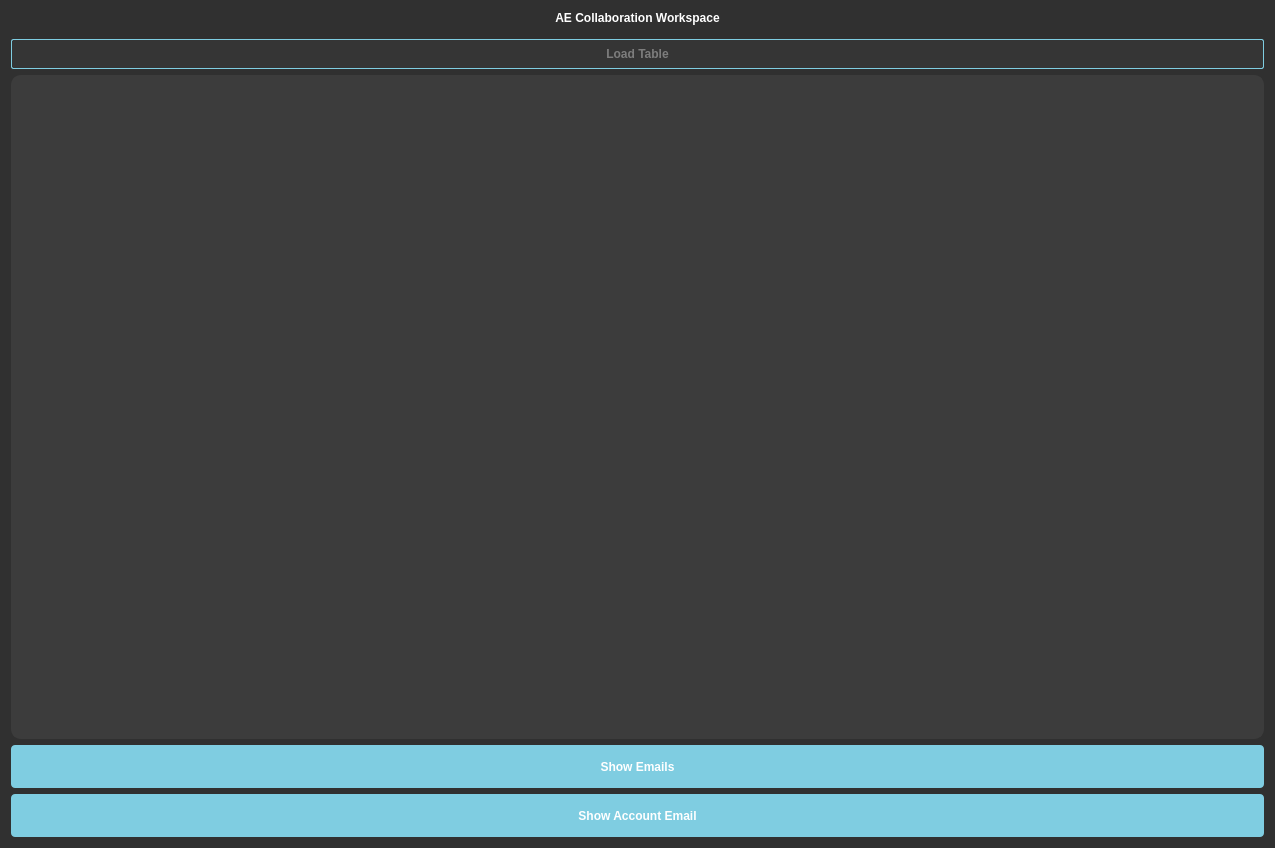
This is ae_window.ui in caiocardoso28/redesigned_app as Qt 5 draws it before an edit. The edited form follows.
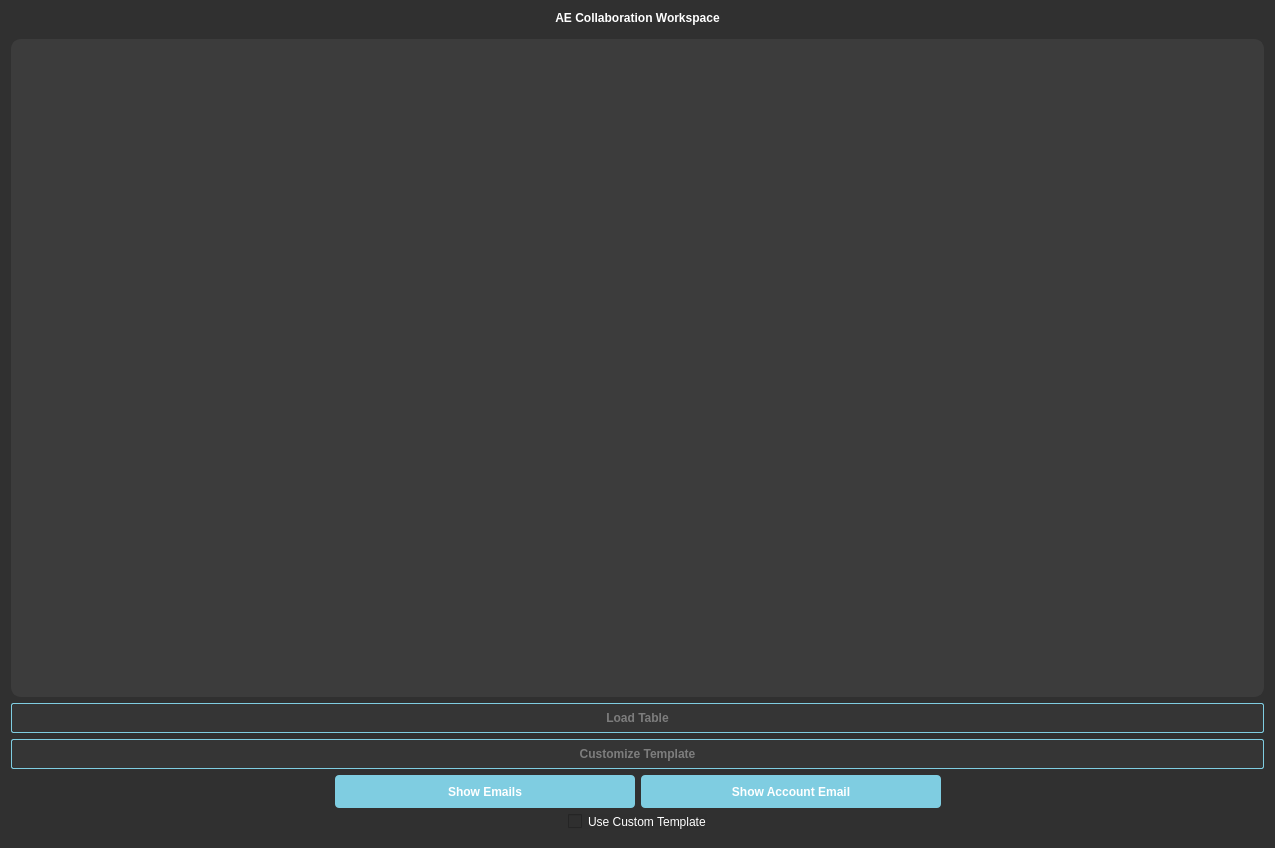
This is the edited form.

Commit message: Made some changes to the UI & templating

```diff
--- a/ae_window.ui
+++ b/ae_window.ui
@@ -252,40 +252,6 @@
      </property>
     </widget>
    </item>
-   <item>
-    <widget class="QPushButton" name="pushButton_2">
-     <property name="styleSheet">
-      <string notr="true">QPushButton {
-    background-color: rgb(53, 53, 53);
-    color: rgb(125, 125, 125);
-    border: 1px solid #7fcde1;
-    border-radius: 2px;
-    padding: 4px;
-    font: 10pt &quot;Arial&quot;;
-    height: 20px;
-    
-    
-    
-}
-
-/* Add a hover effect to buttons */
-QPushButton:hover {
-    background: rgb(71, 71, 71);
-    font: rgb(204, 204, 204);
-    color: #ffffff
-}
-
-/* Add a pressed effect to buttons */
-QPushButton:pressed {
-    background: qlineargradient(x1: 0, y1: 0, x2: 0, y2: 1,
-    stop: 0 #ff9d00, stop: 1 #ffb900);
-}</string>
-     </property>
-     <property name="text">
-      <string>Load Table</string>
-     </property>
-    </widget>
-   </item>
    <item>
     <widget class="QTableWidget" name="tableWidget">
      <property name="selectionBehavior">
@@ -309,19 +275,122 @@
     </widget>
    </item>
    <item>
-    <widget class="QPushButton" name="pushButton">
+    <widget class="QPushButton" name="pushButton_2">
+     <property name="styleSheet">
+      <string notr="true">QPushButton {
+    background-color: rgb(53, 53, 53);
+    color: rgb(125, 125, 125);
+    border: 1px solid #7fcde1;
+    border-radius: 2px;
+    padding: 4px;
+    font: 10pt &quot;Arial&quot;;
+    height: 20px;
+    
+    
+    
+}
+
+/* Add a hover effect to buttons */
+QPushButton:hover {
+    background: rgb(71, 71, 71);
+    font: rgb(204, 204, 204);
+    color: #ffffff
+}
+
+/* Add a pressed effect to buttons */
+QPushButton:pressed {
+    background: qlineargradient(x1: 0, y1: 0, x2: 0, y2: 1,
+    stop: 0 #ff9d00, stop: 1 #ffb900);
+}</string>
+     </property>
      <property name="text">
-      <string>Show Emails</string>
+      <string>Load Table</string>
      </property>
     </widget>
    </item>
    <item>
-    <widget class="QPushButton" name="pushButton_3">
+    <widget class="QPushButton" name="pushButton_4">
      <property name="styleSheet">
-      <string notr="true"/>
+      <string notr="true">QPushButton {
+    background-color: rgb(53, 53, 53);
+    color: rgb(125, 125, 125);
+    border: 1px solid #7fcde1;
+    border-radius: 2px;
+    padding: 4px;
+    font: 10pt &quot;Arial&quot;;
+    height: 20px;
+    
+    
+    
+}
+
+/* Add a hover effect to buttons */
+QPushButton:hover {
+    background: rgb(71, 71, 71);
+    font: rgb(204, 204, 204);
+    color: #ffffff
+}
+
+/* Add a pressed effect to buttons */
+QPushButton:pressed {
+    background: qlineargradient(x1: 0, y1: 0, x2: 0, y2: 1,
+    stop: 0 #ff9d00, stop: 1 #ffb900);
+}</string>
      </property>
      <property name="text">
-      <string>Show Account Email</string>
+      <string>Customize Template</string>
+     </property>
+    </widget>
+   </item>
+   <item>
+    <layout class="QHBoxLayout" name="horizontalLayout">
+     <item alignment="Qt::AlignRight">
+      <widget class="QPushButton" name="pushButton">
+       <property name="minimumSize">
+        <size>
+         <width>300</width>
+         <height>0</height>
+        </size>
+       </property>
+       <property name="styleSheet">
+        <string notr="true">height: 25px;
+font: 12pt &quot;Arial&quot;;</string>
+       </property>
+       <property name="text">
+        <string>Show Emails</string>
+       </property>
+      </widget>
+     </item>
+     <item alignment="Qt::AlignLeft">
+      <widget class="QPushButton" name="pushButton_3">
+       <property name="minimumSize">
+        <size>
+         <width>300</width>
+         <height>0</height>
+        </size>
+       </property>
+       <property name="styleSheet">
+        <string notr="true">height: 25px;
+font: 12pt &quot;Arial&quot;;</string>
+       </property>
+       <property name="text">
+        <string>Show Account Email</string>
+       </property>
+      </widget>
+     </item>
+    </layout>
+   </item>
+   <item alignment="Qt::AlignHCenter">
+    <widget class="QCheckBox" name="checkBox">
+     <property name="styleSheet">
+      <string notr="true">QCheckBox{
+    font: 10pt &quot;Arial&quot;;
+    background-color: rgb(47, 47, 47);
+    margin-bottom: 8px
+}</string>
+     </property>
+     <property name="text">
+      <string>Use Custom Template</string>
      </property>
     </widget>
    </item>
```
The commit also changes 3 other files.
